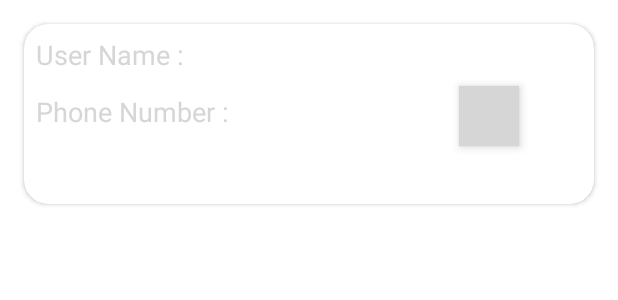
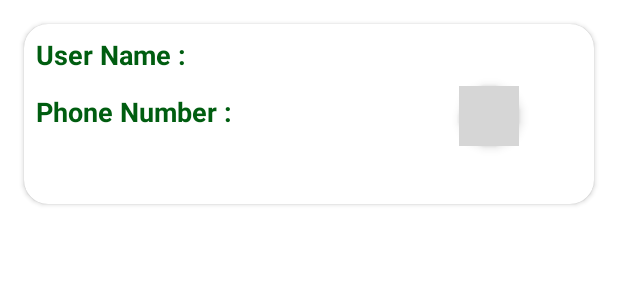
Before and after one commit to omarhatem1995/Mika, an Android app: the layout provider_item.xml on its own in the app's theme, with its tools: preview values and no code run, on a phone screen of 412 x 824 dp. Shown: the top 300 px of the screen. Run offline under Robolectric (Android 15) with nearby library versions, the light colour scheme and no system bars; grey boxes are pictures that could not be loaded.

Commit message:
- Added colors. - Added Date to ProviderFragment.kt

```diff
--- a/app/src/main/java/com/mika/ProviderFragment.kt
+++ b/app/src/main/java/com/mika/ProviderFragment.kt
@@ -58,6 +58,7 @@ class ProviderFragment : Fragment(),ProviderServicesAdapter.CallClient {
 
         val sdf = SimpleDateFormat("yyyy-MM-dd", Locale.ENGLISH)
         var currentDate = "${date.year}-${date.monthValue}-${date.dayOfMonth}"
+        binding?.currentDateTextView?.text = currentDate
         var usersList = mutableListOf<User>()
         viewLifecycleOwner.lifecycleScope.launch {
             // Inflate the layout for this fragment
--- /dev/null
+++ b/app/src/main/res/drawable/circular_button.xml
@@ -0,0 +1,8 @@
+<?xml version="1.0" encoding="utf-8"?>
+<shape xmlns:android="http://schemas.android.com/apk/res/android"
+    android:shape="oval" >
+    <gradient
+        android:startColor="@color/colorAccent"
+        android:endColor="@color/colorPrimary"
+        android:angle="270" />
+</shape>
--- a/app/src/main/res/layout/provider_item.xml
+++ b/app/src/main/res/layout/provider_item.xml
@@ -18,6 +18,7 @@
             android:textSize="18sp"
             android:textColor="@color/colorAccent"
             android:text="User Name :"
+            android:textStyle="bold"
             app:layout_constraintStart_toStartOf="parent"
             app:layout_constraintTop_toTopOf="parent"/>
 
@@ -43,6 +44,7 @@
             android:textSize="18sp"
             android:textColor="@color/colorAccent"
             android:text="Phone Number :"
+            android:textStyle="bold"
             app:layout_constraintStart_toStartOf="parent"
             app:layout_constraintTop_toBottomOf="@id/userName"/>
 
@@ -67,8 +69,8 @@
             android:layout_width="40dp"
             android:layout_height="40dp"
             android:src="@drawable/fui_ic_phone_white_24dp"
-            android:tint="@color/black"
-            android:background="@color/colorAccent"
+            android:tint="@color/white"
+            android:background="@drawable/circular_button"
             android:elevation="4dp"
             android:layout_marginEnd="50dp"
             app:layout_constraintEnd_toEndOf="parent"
--- a/app/src/main/res/values/colors.xml
+++ b/app/src/main/res/values/colors.xml
@@ -13,4 +13,6 @@
     <color name="mika_green">#008c3c</color>
     <color name="splashBackGround">#FFEB3B</color>
     <color name="mika_700">#005d10</color>
+    <color name="colorAccent">#005d10</color>
+    <color name="colorPrimary">#008c3c</color>
 </resources>
--- a/build.gradle
+++ b/build.gradle
@@ -1,7 +1,7 @@
 // Top-level build file where you can add configuration options common to all sub-projects/modules.
 
 buildscript {
-    ext.kotlin_version = '1.7.10'
+    ext.kotlin_version = '1.7.20'
     repositories {
         google()
         maven {
```
